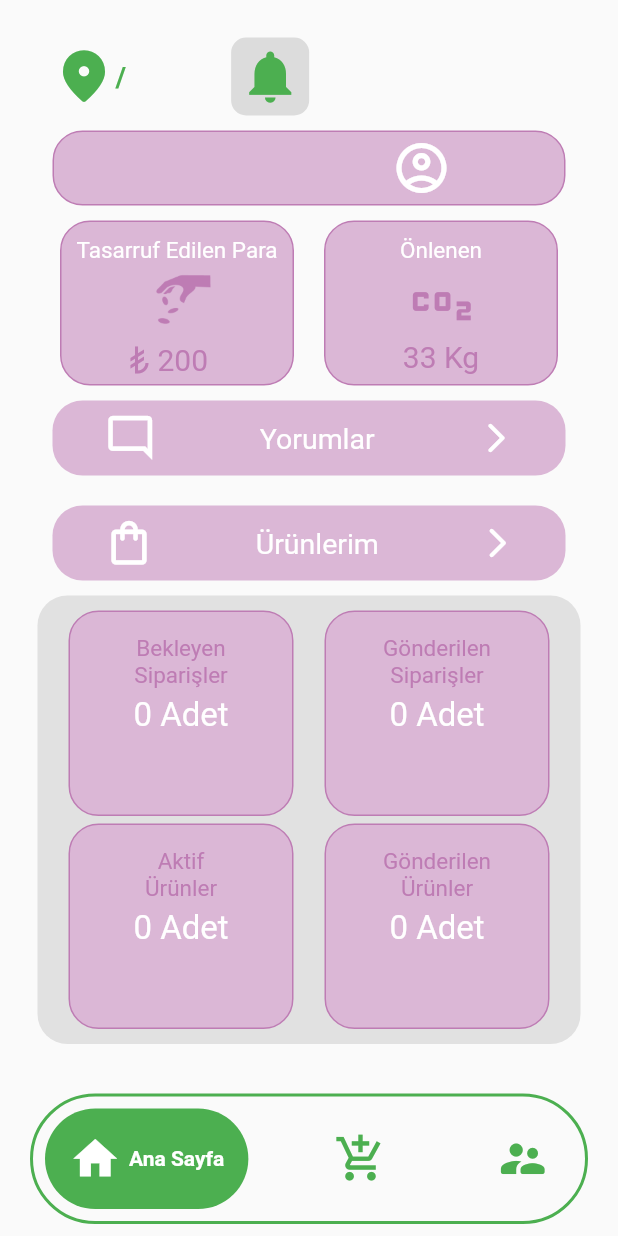
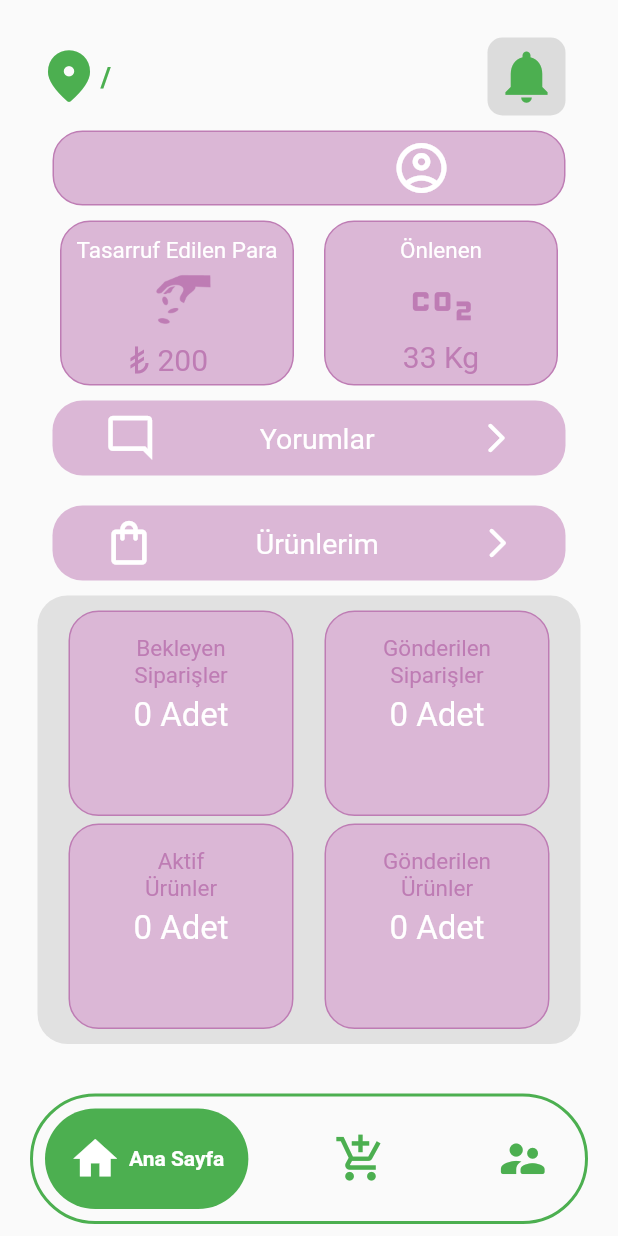
Before and after one commit to huseyinasan/biyemek, a Flutter app: the AddProductCompletedPage screen opened directly with empty values, after a tap on "Tamam", on a phone screen of 412 x 824 dp. Run offline on Flutter 3.47's test engine with Material 2 defaults, Android fonts, the phone set to English and light mode, and no system bars; drawn by our look-alikes of google_nav_bar; our stand-ins replace animated_splash_screen, cloud_firestore, firebase_auth, firebase_core, firebase_storage, flutter_spinkit and 4 more; accounts and stored records are empty; network calls fail.

Commit message:
dart fix applied

```diff
--- a/lib/main.dart
+++ b/lib/main.dart
@@ -45,8 +45,8 @@ class _SplashScreenState extends State<SplashScreen> {
         child: Column(
           children: [
             Image.asset("assets/images/onboarding/intro1.png"),
-            Padding(
-              padding: const EdgeInsets.symmetric(horizontal: 10),
+            const Padding(
+              padding: EdgeInsets.symmetric(horizontal: 10),
               child: SpinKitThreeInOut(
                 color: Colors.red,
                 size: 50.0,
@@ -56,7 +56,7 @@ class _SplashScreenState extends State<SplashScreen> {
         ),
       ),
       backgroundColor: Colors.greenAccent,
-      nextScreen: AuthPage(),
+      nextScreen: const AuthPage(),
       splashIconSize: 500,
       duration: 3000,
       splashTransition: SplashTransition.slideTransition,
--- a/lib/screens/business_screens/authentication/business_login_page.dart
+++ b/lib/screens/business_screens/authentication/business_login_page.dart
@@ -166,7 +166,7 @@ class _BusinessLoginPageState extends State<BusinessLoginPage> {
                     ),
                   ),
                 ),
-                 Padding(
+                 const Padding(
                   padding: EdgeInsets.only(top: 10),
                   child: Row(
                     mainAxisAlignment: MainAxisAlignment.center,
--- a/lib/screens/business_screens/home/add_product_completed.dart
+++ b/lib/screens/business_screens/home/add_product_completed.dart
@@ -45,8 +45,8 @@ class _AddProductCompletedPageState extends State<AddProductCompletedPage> {
                       ),
                       color: const Color(0xFFDBB7D6),
                     ),
-                    child: Padding(
-                      padding: const EdgeInsets.all(16),
+                    child: const Padding(
+                      padding: EdgeInsets.all(16),
                       child: Center(
                         child: Text(
                           "Ürün Oluşturuldu",
@@ -62,8 +62,8 @@ class _AddProductCompletedPageState extends State<AddProductCompletedPage> {
                 ),
               ],
             ),
-            Padding(
-              padding: const EdgeInsets.symmetric(vertical: 80),
+            const Padding(
+              padding: EdgeInsets.symmetric(vertical: 80),
               child: Column(
                 children: [
                   Row(
@@ -95,7 +95,7 @@ class _AddProductCompletedPageState extends State<AddProductCompletedPage> {
               future: widget.getProductData(widget.productUuid),
               builder: (context, snapshot) {
                 if (snapshot.connectionState == ConnectionState.waiting) {
-                  return CircularProgressIndicator(); // Show loading indicator while waiting
+                  return const CircularProgressIndicator(); // Show loading indicator while waiting
                 } else if (snapshot.hasError) {
                   return Text('Error: ${snapshot.error}'); // Error handling
                 } else {
@@ -109,9 +109,9 @@ class _AddProductCompletedPageState extends State<AddProductCompletedPage> {
                       elevation: 10.0,
                       borderRadius: BorderRadius.circular(10.0),
                       child: Container(
-                        color: Color(0xFFDBB7D6),
+                        color: const Color(0xFFDBB7D6),
                         width: double.infinity,
-                        padding: EdgeInsets.all(10.0),
+                        padding: const EdgeInsets.all(10.0),
                         child: Row(
                           crossAxisAlignment: CrossAxisAlignment.start,
                           mainAxisAlignment: MainAxisAlignment.start,
@@ -131,7 +131,7 @@ class _AddProductCompletedPageState extends State<AddProductCompletedPage> {
                                 ),
                               ),
                             ),
-                            SizedBox(
+                            const SizedBox(
                               width: 15,
                             ),
                             Column(
@@ -140,19 +140,19 @@ class _AddProductCompletedPageState extends State<AddProductCompletedPage> {
                               children: [
                                 Text(
                                   product.name,
-                                  style: TextStyle(
+                                  style: const TextStyle(
                                     fontSize: 16,
                                     fontWeight: FontWeight.bold,
                                     color: Colors.black,
                                     decoration: TextDecoration.underline,
                                   ),
                                 ),
-                                SizedBox(
+                                const SizedBox(
                                   height: 10,
                                 ),
                                 Row(
                                   children: [
-                                    Text(
+                                    const Text(
                                       "Fiyat:  ",
                                       style: TextStyle(
                                         fontSize: 16,
@@ -162,7 +162,7 @@ class _AddProductCompletedPageState extends State<AddProductCompletedPage> {
                                     ),
                                     Text(
                                       "${product.normalPrice.toString()} ₺  ",
-                                      style: TextStyle(
+                                      style: const TextStyle(
                                         fontSize: 16,
                                         decoration: TextDecoration.lineThrough,
                                         color: Colors.black,
@@ -170,14 +170,14 @@ class _AddProductCompletedPageState extends State<AddProductCompletedPage> {
                                     ),
                                     Text(
                                       ">  ${product.discountPrice.toString()} ₺",
-                                      style: TextStyle(
+                                      style: const TextStyle(
                                         fontSize: 16,
                                         color: Colors.black,
                                       ),
                                     ),
                                   ],
                                 ),
-                                SizedBox(
+                                const SizedBox(
                                   height: 10,
                                 ),
                                 Row(
@@ -185,7 +185,7 @@ class _AddProductCompletedPageState extends State<AddProductCompletedPage> {
                                     Text("SKT: ${product.lastDate}"),
                                   ],
                                 ),
-                                SizedBox(
+                                const SizedBox(
                                   height: 10,
                                 ),
                                 Text(
@@ -218,7 +218,7 @@ class _AddProductCompletedPageState extends State<AddProductCompletedPage> {
                   foregroundColor: Colors.white,
                   backgroundColor: Colors.green, // Set the text color to white
                 ),
-                child: Text(
+                child: const Text(
                   "Tamam",
                   style: TextStyle(
                     color: Colors.white,
--- a/lib/screens/business_screens/home/business_home_page.dart
+++ b/lib/screens/business_screens/home/business_home_page.dart
@@ -142,8 +142,8 @@ class _BusinessHomePageState extends State<BusinessHomePage> {
                 child: Column(
                   children: [
                     Row(
+                      mainAxisAlignment: MainAxisAlignment.spaceBetween,
                       children: [
-                        const SizedBox(width: 10),
                         Row(
                           children: [
                             Icon(
@@ -161,8 +161,9 @@ class _BusinessHomePageState extends State<BusinessHomePage> {
                             ),
                           ],
                         ),
-                        const SizedBox(width: 70),
-                        GestureDetector(
+                        Padding(
+                          padding: const EdgeInsets.only(right: 10),
+                          child: GestureDetector(
                             onTap: () {
                               Navigator.push(
                                 context,
@@ -184,6 +185,7 @@ class _BusinessHomePageState extends State<BusinessHomePage> {
                                 Icons.notifications,
                                 color: Colors.green,
                                 size: 42,
+                              ),
                             ),
                           ),
                         ),
--- a/lib/screens/business_screens/home/comments.dart
+++ b/lib/screens/business_screens/home/comments.dart
@@ -43,9 +43,9 @@ class _CommentsState extends State<Comments>
       ),
       body: Column(
         children: [
-          SizedBox(height: 10),
+          const SizedBox(height: 10),
           TabBar(
-            indicator: UnderlineTabIndicator(
+            indicator: const UnderlineTabIndicator(
               borderSide: BorderSide(
                   color: Colors.green,
                   width: 2.0), // Çizginin rengi ve kalınlığı
--- a/lib/screens/business_screens/home/notifications.dart
+++ b/lib/screens/business_screens/home/notifications.dart
@@ -44,9 +44,9 @@ class _NotificationsState extends State<Notifications>
       ),
       body: Column(
         children: [
-          SizedBox(height: 10),
+          const SizedBox(height: 10),
           TabBar(
-            indicator: UnderlineTabIndicator(
+            indicator: const UnderlineTabIndicator(
               borderSide: BorderSide(color: Colors.green, width: 2.0), // Çizginin rengi ve kalınlığı
               insets: EdgeInsets.symmetric(horizontal: 16.0), // Çizginin tablerle olan boşluğu
             ),
--- a/lib/screens/customer_screens/authentication/customer_login_page.dart
+++ b/lib/screens/customer_screens/authentication/customer_login_page.dart
@@ -38,7 +38,7 @@ class _CustomerLoginPageState extends State<CustomerLoginPage> {
           context,
           MaterialPageRoute(
             builder: (context) {
-              return  CustomerHomePage();
+              return  const CustomerHomePage();
             },
           ),
         );
@@ -220,7 +220,7 @@ class _CustomerLoginPageState extends State<CustomerLoginPage> {
                   ),
                 ),
                 // google + apple sign in buttons
-                 Padding(
+                 const Padding(
                   padding: EdgeInsets.only(top: 10),
                   child: Row(
                     mainAxisAlignment: MainAxisAlignment.center,
--- a/lib/screens/onboarding/entrances/business_entrance.dart
+++ b/lib/screens/onboarding/entrances/business_entrance.dart
@@ -56,7 +56,7 @@ class _BusinessEntranceState extends State<BusinessEntrance> {
                     fit: BoxFit.cover, // Resmi sığdırma şekli
                   ),
                   const SizedBox(height: 20),
-                  Padding(
+                  const Padding(
                     padding: EdgeInsets.only(
                       left: 10,
                       right: 10,
--- a/lib/screens/onboarding/entrances/choose_entrance.dart
+++ b/lib/screens/onboarding/entrances/choose_entrance.dart
@@ -36,7 +36,7 @@ class _ChooseEntranceState extends State<ChooseEntrance> {
                       ),
                     );
                   },
-                  child:  Column(
+                  child:  const Column(
                     mainAxisAlignment: MainAxisAlignment.center,
                     children: [
                       SizedBox(height: 10.0),
@@ -70,7 +70,7 @@ class _ChooseEntranceState extends State<ChooseEntrance> {
                       ),
                     );
                   },
-                  child:  Column(
+                  child:  const Column(
                     mainAxisAlignment: MainAxisAlignment.center,
                     children: [
                       SizedBox(height: 10.0),
--- a/lib/screens/onboarding/entrances/customer_entrance.dart
+++ b/lib/screens/onboarding/entrances/customer_entrance.dart
@@ -56,7 +56,7 @@ class _CustomerEntranceState extends State<CustomerEntrance> {
                     fit: BoxFit.cover, // Resmi sığdırma şekli
                   ),
                   const SizedBox(height: 20),
-                  Padding(
+                  const Padding(
                     padding: EdgeInsets.only(
                       left: 10,
                       right: 10,
@@ -207,7 +207,7 @@ class _CustomerEntranceState extends State<CustomerEntrance> {
                     ],
                   ),
                   const SizedBox(height: 30),
-                  Row(
+                  const Row(
                     mainAxisAlignment: MainAxisAlignment.center,
                     children: [
                       Text(
--- a/lib/screens/onboarding/intro_pages/intro_page_1.dart
+++ b/lib/screens/onboarding/intro_pages/intro_page_1.dart
@@ -19,7 +19,7 @@ class IntroPage1 extends StatelessWidget {
                 height: 400,
               ),
                const SizedBox(height: 10),
-               Padding(
+               const Padding(
                 padding: EdgeInsets.all(8.0),
                 child: Column(
                   children: [
--- a/lib/services/google_auth_service.dart
+++ b/lib/services/google_auth_service.dart
@@ -23,7 +23,7 @@ class AuthService {
           context,
           MaterialPageRoute(
             builder: (context) {
-              return  CustomerHomePage();
+              return  const CustomerHomePage();
             },
           ),
         );
```
Also changed, not shown: lib/screens/business_screens/home/my_products_page.dart (+6 -6 lines), lib/screens/business_screens/home/my_profile_page.dart (+33 -33 lines), lib/screens/customer_screens/home/customer_homepage.dart (+5 -5 lines), lib/services/auth.dart (+5 -5 lines), lib/widgets/my_products_item.dart (+17 -18 lines). Lines whose indentation alone changed are shown as unchanged.
